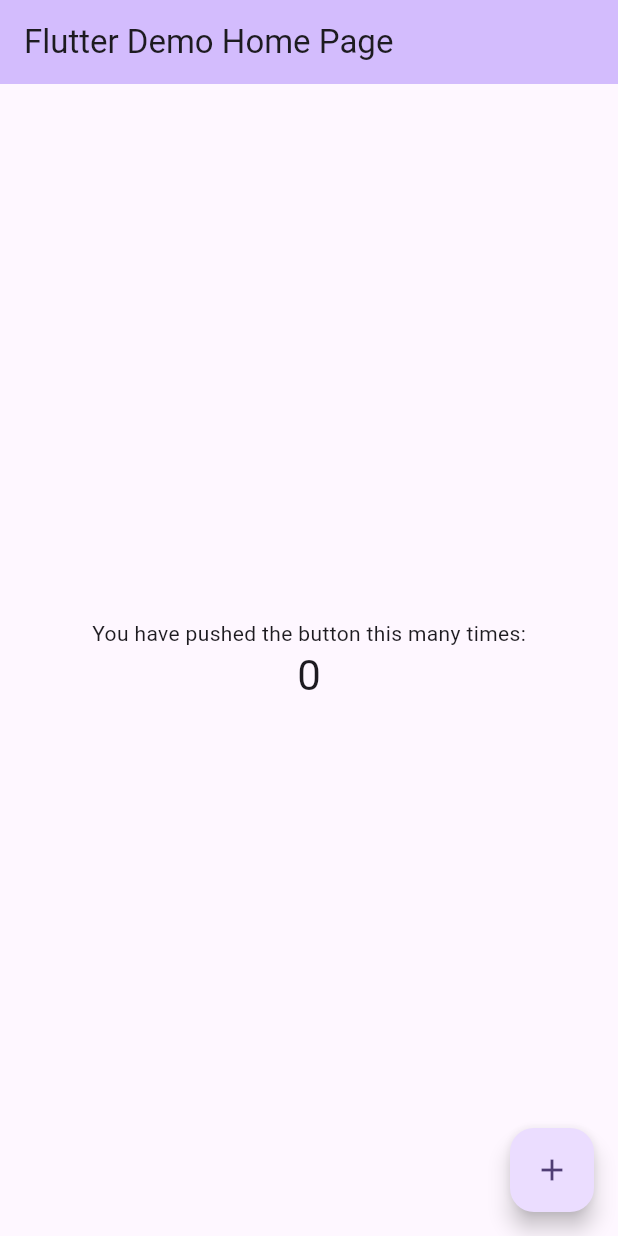
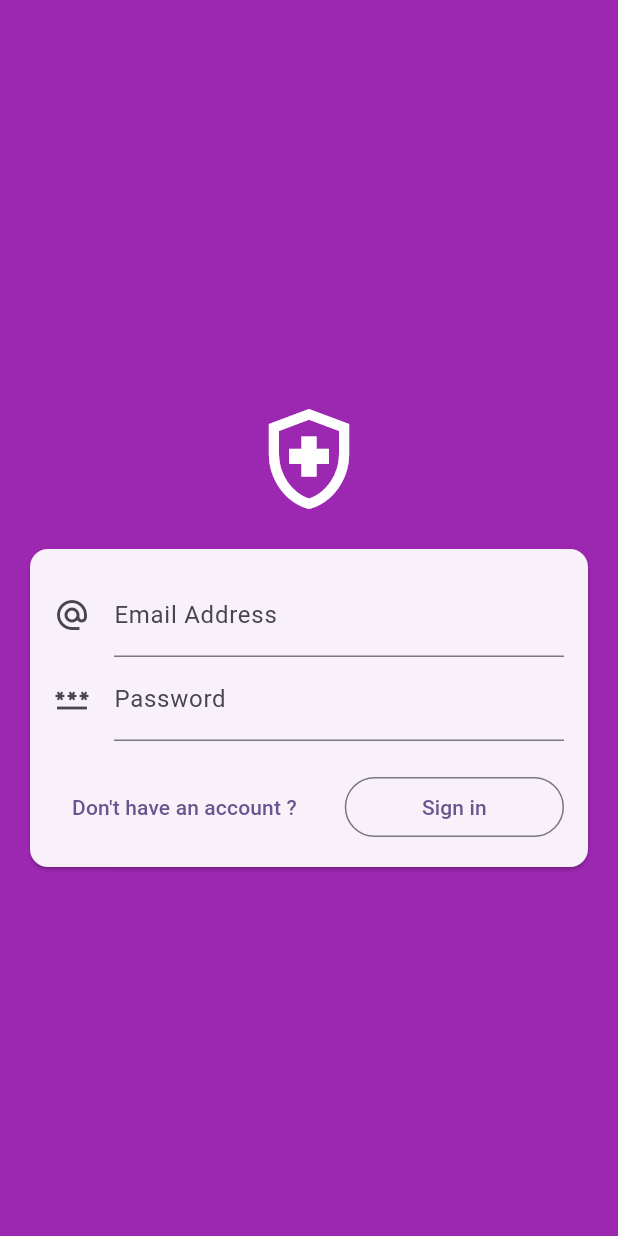
Before and after one commit to Demetre-Panjakidze/Medbooker, a Flutter app: the screen it shows after launch, on a phone screen of 412 x 824 dp. Run offline on Flutter 3.47's test engine with Material 2 defaults, Android fonts, the phone set to English and light mode, and no system bars; our stand-ins replace cloud_firestore, firebase_auth, firebase_core, firebase_storage; accounts and stored records are empty.

```diff
--- a/lib/main.dart
+++ b/lib/main.dart
@@ -1,125 +1,60 @@
+import 'package:firebase_auth/firebase_auth.dart';
+import 'package:firebase_core/firebase_core.dart';
 import 'package:flutter/material.dart';
+import 'package:medbooker/firebase_options.dart';
+import 'package:medbooker/screens/auth.dart';
+import 'package:medbooker/screens/homepage.dart';
 
-void main() {
+Future<void> main() async {
+  WidgetsFlutterBinding.ensureInitialized();
+  await Firebase.initializeApp(
+    options: DefaultFirebaseOptions.currentPlatform,
+  );
+
   runApp(const MyApp());
 }
 
 class MyApp extends StatelessWidget {
   const MyApp({super.key});
 
-  // This widget is the root of your application.
   @override
   Widget build(BuildContext context) {
     return MaterialApp(
-      title: 'Flutter Demo',
+      title: 'Medbooker app',
       theme: ThemeData(
-        // This is the theme of your application.
-        //
-        // TRY THIS: Try running your application with "flutter run". You'll see
-        // the application has a blue toolbar. Then, without quitting the app,
-        // try changing the seedColor in the colorScheme below to Colors.green
-        // and then invoke "hot reload" (save your changes or press the "hot
-        // reload" button in a Flutter-supported IDE, or press "r" if you used
-        // the command line to start the app).
-        //
-        // Notice that the counter didn't reset back to zero; the application
-        // state is not lost during the reload. To reset the state, use hot
-        // restart instead.
-        //
-        // This works for code too, not just values: Most code changes can be
-        // tested with just a hot reload.
         colorScheme: ColorScheme.fromSeed(seedColor: Colors.deepPurple),
         useMaterial3: true,
       ),
-      home: const MyHomePage(title: 'Flutter Demo Home Page'),
+      home: const MyHomePage(),
     );
   }
 }
 
 class MyHomePage extends StatefulWidget {
-  const MyHomePage({super.key, required this.title});
-
-  // This widget is the home page of your application. It is stateful, meaning
-  // that it has a State object (defined below) that contains fields that affect
-  // how it looks.
-
-  // This class is the configuration for the state. It holds the values (in this
-  // case the title) provided by the parent (in this case the App widget) and
-  // used by the build method of the State. Fields in a Widget subclass are
-  // always marked "final".
-
-  final String title;
+  const MyHomePage({super.key});
 
   @override
   State<MyHomePage> createState() => _MyHomePageState();
 }
 
 class _MyHomePageState extends State<MyHomePage> {
-  int _counter = 0;
-
-  void _incrementCounter() {
-    setState(() {
-      // This call to setState tells the Flutter framework that something has
-      // changed in this State, which causes it to rerun the build method below
-      // so that the display can reflect the updated values. If we changed
-      // _counter without calling setState(), then the build method would not be
-      // called again, and so nothing would appear to happen.
-      _counter++;
-    });
-  }
-
   @override
   Widget build(BuildContext context) {
-    // This method is rerun every time setState is called, for instance as done
-    // by the _incrementCounter method above.
-    //
-    // The Flutter framework has been optimized to make rerunning build methods
-    // fast, so that you can just rebuild anything that needs updating rather
-    // than having to individually change instances of widgets.
     return Scaffold(
-      appBar: AppBar(
-        // TRY THIS: Try changing the color here to a specific color (to
-        // Colors.amber, perhaps?) and trigger a hot reload to see the AppBar
-        // change color while the other colors stay the same.
-        backgroundColor: Theme.of(context).colorScheme.inversePrimary,
-        // Here we take the value from the MyHomePage object that was created by
-        // the App.build method, and use it to set our appbar title.
-        title: Text(widget.title),
+      body: StreamBuilder(
+        stream: FirebaseAuth.instance.authStateChanges(),
+        builder: (context, snapshot) {
+          if (snapshot.connectionState == ConnectionState.waiting) {
+            return const CircularProgressIndicator();
+          }
+
+          if (snapshot.hasData) {
+            return const HomepageScreen();
+          }
+
+          return const AuthScreen();
+        },
       ),
-      body: Center(
-        // Center is a layout widget. It takes a single child and positions it
-        // in the middle of the parent.
-        child: Column(
-          // Column is also a layout widget. It takes a list of children and
-          // arranges them vertically. By default, it sizes itself to fit its
-          // children horizontally, and tries to be as tall as its parent.
-          //
-          // Column has various properties to control how it sizes itself and
-          // how it positions its children. Here we use mainAxisAlignment to
-          // center the children vertically; the main axis here is the vertical
-          // axis because Columns are vertical (the cross axis would be
-          // horizontal).
-          //
-          // TRY THIS: Invoke "debug painting" (choose the "Toggle Debug Paint"
-          // action in the IDE, or press "p" in the console), to see the
-          // wireframe for each widget.
-          mainAxisAlignment: MainAxisAlignment.center,
-          children: <Widget>[
-            const Text(
-              'You have pushed the button this many times:',
-            ),
-            Text(
-              '$_counter',
-              style: Theme.of(context).textTheme.headlineMedium,
-            ),
-          ],
-        ),
-      ),
-      floatingActionButton: FloatingActionButton(
-        onPressed: _incrementCounter,
-        tooltip: 'Increment',
-        child: const Icon(Icons.add),
-      ), // This trailing comma makes auto-formatting nicer for build methods.
     );
   }
 }
--- /dev/null
+++ b/lib/screens/auth.dart
@@ -0,0 +1,225 @@
+import 'package:flutter/material.dart';
+import 'package:cloud_firestore/cloud_firestore.dart';
+import 'package:firebase_storage/firebase_storage.dart';
+import 'package:firebase_auth/firebase_auth.dart';
+
+final _firebase = FirebaseAuth.instance;
+
+class AuthScreen extends StatefulWidget {
+  const AuthScreen({super.key});
+
+  @override
+  State<AuthScreen> createState() => _AuthScreenState();
+}
+
+class _AuthScreenState extends State<AuthScreen> {
+  final _form = GlobalKey<FormState>();
+  var _enteredEmail = '';
+  var _enteredPassword = '';
+  var _enteredConfirmedPassword = '';
+  var _enteredUsername = '';
+  var _enteredFullName = '';
+  bool _isLogin = true;
+
+  void _submit() {
+    final isValid = _form.currentState!.validate();
+
+    if (isValid) {
+      _form.currentState!.save();
+    }
+  }
+
+  @override
+  Widget build(BuildContext context) {
+    return Scaffold(
+      backgroundColor: Colors.purple,
+      body: Column(
+        mainAxisAlignment: MainAxisAlignment.center,
+        children: [
+          Padding(
+            padding: const EdgeInsets.all(20),
+            child: SizedBox(
+              width: double.infinity,
+              child: SingleChildScrollView(
+                child: Column(
+                  mainAxisAlignment: MainAxisAlignment.center,
+                  children: [
+                    Container(
+                      margin: const EdgeInsets.only(top: 20),
+                      child: const Icon(
+                        Icons.health_and_safety_outlined,
+                        size: 80,
+                        color: Colors.white,
+                      ),
+                    ),
+                    Card(
+                      margin: const EdgeInsets.only(top: 20),
+                      child: SingleChildScrollView(
+                        child: Padding(
+                          padding: const EdgeInsets.all(16),
+                          child: Form(
+                            key: _form,
+                            child: Column(
+                              mainAxisSize: MainAxisSize.min,
+                              children: [
+                                if (!_isLogin)
+                                  TextFormField(
+                                    decoration: const InputDecoration(
+                                      icon: Icon(Icons.person),
+                                      labelText: 'Full name',
+                                    ),
+                                    initialValue: _enteredFullName,
+                                    validator: (value) {
+                                      if (value == null ||
+                                          value.trim().length < 10) {
+                                        return 'Please enter at least 10 character full name.';
+                                      } else if (value.trim().length > 45) {
+                                        return 'Please enter maximum of 45 character full name.';
+                                      }
+
+                                      return null;
+                                    },
+                                    onSaved: (newValue) {
+                                      _enteredFullName = newValue!;
+                                    },
+                                  ),
+                                if (!_isLogin)
+                                  TextFormField(
+                                    decoration: const InputDecoration(
+                                      icon: Icon(Icons.person),
+                                      labelText: 'Username',
+                                    ),
+                                    initialValue: _enteredUsername,
+                                    validator: (value) {
+                                      if (value == null ||
+                                          value.trim().length < 5) {
+                                        return 'Please enter at least 5 character username.';
+                                      } else if (value.trim().length > 25) {
+                                        return 'Please enter maximum of 25 character username.';
+                                      }
+
+                                      return null;
+                                    },
+                                    onSaved: (newValue) {
+                                      _enteredUsername = newValue!;
+                                    },
+                                  ),
+                                TextFormField(
+                                  decoration: const InputDecoration(
+                                    icon: Icon(Icons.alternate_email),
+                                    labelText: 'Email Address',
+                                  ),
+                                  initialValue: _enteredEmail,
+                                  keyboardType: TextInputType.emailAddress,
+                                  autocorrect: false,
+                                  textCapitalization: TextCapitalization.none,
+                                  validator: (value) {
+                                    if (value == null ||
+                                        value.trim().isEmpty ||
+                                        !value.contains('@')) {
+                                      return 'Please enter a valid email address.';
+                                    }
+
+                                    return null;
+                                  },
+                                  onSaved: (newValue) {
+                                    _enteredEmail = newValue!;
+                                  },
+                                ),
+                                TextFormField(
+                                  decoration: const InputDecoration(
+                                    icon: Icon(Icons.password),
+                                    labelText: 'Password',
+                                  ),
+                                  initialValue: _enteredPassword,
+                                  obscureText: true,
+                                  validator: (value) {
+                                    if (value == null ||
+                                        value.trim().length < 6) {
+                                      return 'Please enter at least 6 character password.';
+                                    } else if (value.trim().length > 30) {
+                                      return 'Please enter maximum of 30 character password.';
+                                    }
+
+                                    return null;
+                                  },
+                                  onSaved: (newValue) {
+                                    _enteredPassword = newValue!;
+                                  },
+                                ),
+                                if (!_isLogin)
+                                  TextFormField(
+                                    decoration: const InputDecoration(
+                                      icon: Icon(Icons.password),
+                                      labelText: 'Confirm Password',
+                                    ),
+                                    initialValue: _enteredConfirmedPassword,
+                                    obscureText: true,
+                                    validator: (value) {
+                                      if (value == null ||
+                                          value.trim().length < 6) {
+                                        return 'Please enter at least 6 character password.';
+                                      } else if (value.trim().length > 30) {
+                                        return 'Please enter maximum of 30 character password.';
+                                      }
+
+                                      return null;
+                                    },
+                                    onSaved: (newValue) {
+                                      _enteredConfirmedPassword = newValue!;
+                                    },
+                                  ),
+                                Padding(
+                                  padding: const EdgeInsets.only(top: 20),
+                                  child: Row(
+                                    children: [
+                                      TextButton(
+                                        child: Text(
+                                          _isLogin
+                                              ? "Don't have an account ?"
+                                              : "Already have an account ?",
+                                        ),
+                                        onPressed: () async {
+                                          await Future.delayed(
+                                            const Duration(
+                                              milliseconds: 300,
+                                            ),
+                                          );
+                                          setState(() {
+                                            print(
+                                                ',<<<<<<<<<<<<<<<<<<<<<<<<<<<<<<<<');
+                                            _form.currentState?.reset();
+                                            _isLogin = !_isLogin;
+                                          });
+                                        },
+                                      ),
+                                      const SizedBox(
+                                        width: 20,
+                                      ),
+                                      Expanded(
+                                        child: OutlinedButton(
+                                          onPressed: _submit,
+                                          child: _isLogin
+                                              ? const Text('Sign in')
+                                              : const Text('Sign up'),
+                                        ),
+                                      ),
+                                    ],
+                                  ),
+                                )
+                              ],
+                            ),
+                          ),
+                        ),
+                      ),
+                    ),
+                  ],
+                ),
+              ),
+            ),
+          ),
+        ],
+      ),
+    );
+  }
+}
--- a/pubspec.yaml
+++ b/pubspec.yaml
@@ -35,6 +35,10 @@ dependencies:
   # The following adds the Cupertino Icons font to your application.
   # Use with the CupertinoIcons class for iOS style icons.
   cupertino_icons: ^1.0.2
+  firebase_core: ^2.16.0
+  cloud_firestore: ^4.9.2
+  firebase_storage: ^11.2.7
+  firebase_auth: ^4.10.0
 
 dev_dependencies:
   flutter_test:
```
Also changed, not shown: lib/screens/homepage.dart (added, +15 -0 lines), lib/firebase_options.dart (added), pubspec.lock, 7 other files.
